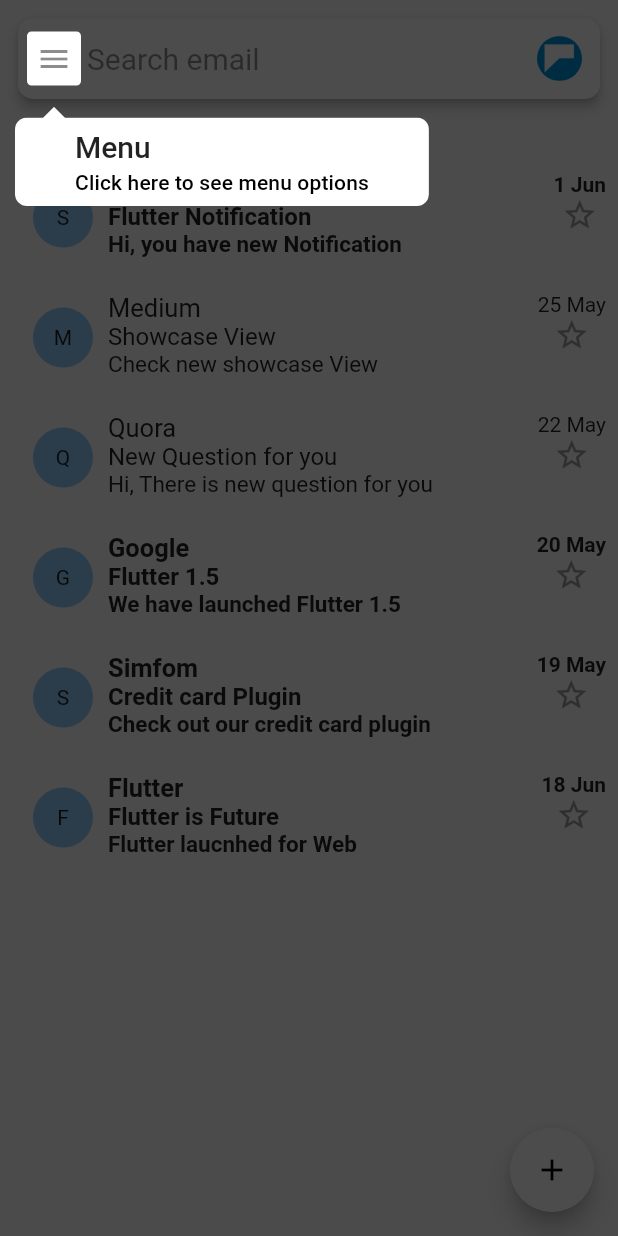
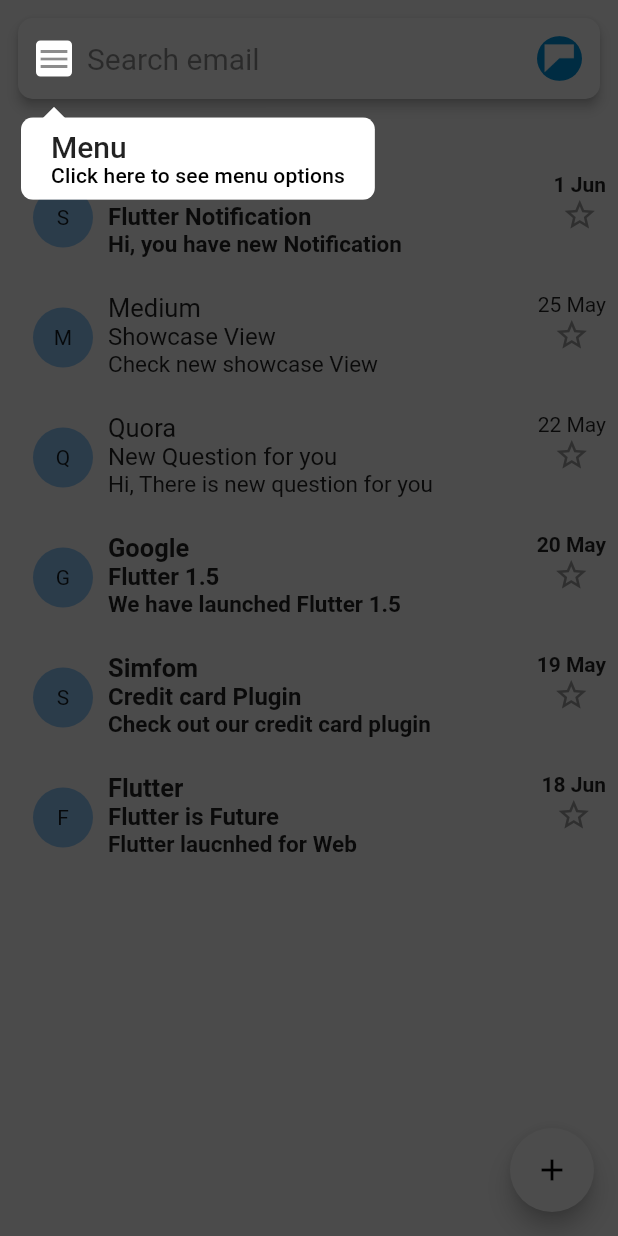
Before and after one commit to SimformSolutionsPvtLtd/flutter_showcaseview, a Flutter app: the screen it shows after launch, on a phone screen of 412 x 824 dp. Run offline on Flutter 3.47's test engine with Material 2 defaults, Android fonts, the phone set to English and light mode, and no system bars; statements that could not run were skipped.

Commit message:
UI Updates and tooltip view position update.

```diff
--- a/example/lib/main.dart
+++ b/example/lib/main.dart
@@ -80,6 +80,8 @@ class _MyHomePageState extends State<MyHomePage> {
               Align(
                 alignment: Alignment(0.5, 0.6),
                 child: TargetWidget.withWidget(
+                  cHeight: 200,
+                  cWidht: 200,
                   key: _two,
                   container: Text(
                     'Helloooow',
--- a/example/lib/second_file.dart
+++ b/example/lib/second_file.dart
@@ -28,10 +28,11 @@ class _MailPageState extends State<MailPage> {
   GlobalKey _two = GlobalKey();
   GlobalKey _three = GlobalKey();
   GlobalKey _four = GlobalKey();
+  GlobalKey _five = GlobalKey();
   @override
   Widget build(BuildContext context) {
-    WidgetsBinding.instance.addPostFrameCallback(
-        (_) => ShowCase.startShowCase(context, [_one, _two, _three, _four]));
+    WidgetsBinding.instance.addPostFrameCallback((_) =>
+        ShowCase.startShowCase(context, [_one, _two, _three, _four, _five]));
     return Scaffold(
       body: Container(
         child: SafeArea(
@@ -115,18 +116,111 @@ class _MailPageState extends State<MailPage> {
                   child: Container(
                     padding: EdgeInsets.symmetric(vertical: 10.0),
                     child: TargetWidget(
-                      key: _three,
-                      title: 'Mail',
-                      description: 'Click here to check mail',
-                      child: MailTile(
-                        Mail(
-                            sender: 'Slack',
-                            sub: 'Flutter Notification',
-                            msg: 'Hi, you have new Notification',
-                            date: '1 Jun',
-                            isUnread: true),
-                      ),
-                    ),
+                        key: _three,
+                        title: 'Mail',
+                        description: 'Click here to check mail',
+                        child: Row(
+                          crossAxisAlignment: CrossAxisAlignment.start,
+                          children: <Widget>[
+                            Expanded(
+                              child: Row(
+                                crossAxisAlignment: CrossAxisAlignment.start,
+                                children: <Widget>[
+                                  TargetWidget.withWidget(
+                                    key: _four,
+                                    cHeight: 80,
+                                    cWidht: 140,
+                                    shapeBorder: CircleBorder(),
+                                    showArrow: false,
+                                    container: Column(
+                                      crossAxisAlignment:
+                                          CrossAxisAlignment.start,
+                                      children: <Widget>[
+                                        Container(
+                                          width: 40.0,
+                                          height: 40.0,
+                                          decoration: new BoxDecoration(
+                                              shape: BoxShape.circle,
+                                              color: Colors.blue[200]),
+                                          child: Center(
+                                            child: Text('S'),
+                                          ),
+                                        ),
+                                        SizedBox(
+                                          height: 10,
+                                        ),
+                                        Text(
+                                          'Your sender\'s profile ',
+                                          style: TextStyle(color: Colors.white),
+                                        )
+                                      ],
+                                    ),
+                                    child: Container(
+                                      margin: EdgeInsets.all(10.0),
+                                      child: Container(
+                                        width: 40.0,
+                                        height: 40.0,
+                                        decoration: new BoxDecoration(
+                                            shape: BoxShape.circle,
+                                            color: Colors.blue[200]),
+                                        child: Center(
+                                          child: Text('S'),
+                                        ),
+                                      ),
+                                    ),
+                                  ),
+                                  Column(
+                                    crossAxisAlignment:
+                                        CrossAxisAlignment.start,
+                                    children: <Widget>[
+                                      Text(
+                                        'Slack',
+                                        style: TextStyle(
+                                            fontWeight: FontWeight.bold,
+                                            fontSize: 17.0),
+                                      ),
+                                      Text(
+                                        'Flutter Notification',
+                                        style: TextStyle(
+                                            fontWeight: FontWeight.bold,
+                                            fontSize: 16.0),
+                                      ),
+                                      Text(
+                                        'Hi, you have new Notification',
+                                        style: TextStyle(
+                                            fontWeight: FontWeight.bold,
+                                            fontSize: 15.0),
+                                      )
+                                    ],
+                                  )
+                                ],
+                              ),
+                            ),
+                            Column(
+                              children: <Widget>[
+                                Text(
+                                  '1 Jun',
+                                  style: TextStyle(
+                                    fontWeight: FontWeight.bold,
+                                  ),
+                                ),
+                                Icon(
+                                  Icons.star_border,
+                                  color: Colors.grey,
+                                )
+                              ],
+                            )
+                          ],
+                        )
+                        // MailTile(
+                        //   Mail(
+                        //       sender: 'Slack',
+                        //       sub: 'Flutter Notification',
+                        //       msg: 'Hi, you have new Notification',
+                        //       date: '1 Jun',
+                        //       isUnread: true),
+                        // ),
+                        ),
                   ),
                 ),
                 Container(
@@ -205,7 +299,7 @@ class _MailPageState extends State<MailPage> {
         ),
       ),
       floatingActionButton: TargetWidget(
-        key: _four,
+        key: _five,
         title: 'Compose Mail',
         description: 'Click here to compose mail',
         shapeBorder: CircleBorder(),
--- a/lib/get_position.dart
+++ b/lib/get_position.dart
@@ -9,14 +9,14 @@ class GetPosition {
     final topLeft = box.size.topLeft(box.localToGlobal(const Offset(0.0, 0.0)));
     final bottomRight =
         box.size.bottomRight(box.localToGlobal(const Offset(0.0, 0.0)));
-    double l = topLeft.dx;
-    double t = topLeft.dy;
-    double r = bottomRight.dx;
-    double b = bottomRight.dy;
-    double space = 6 ;
-    if (l == 0 || t == 0 || r == 0 || b == 0) {
-      space = 0;
-    }
+    // double l = topLeft.dx;
+    // double t = topLeft.dy;
+    // double r = bottomRight.dx;
+    // double b = bottomRight.dy;
+    double space = 0 ;
+    // if (l == 0 || t == 0 || r == 0 || b == 0) {
+    //   space = 0;
+    // }
     Rect rect = Rect.fromLTRB(
       topLeft.dx - space,
       topLeft.dy - space,
--- a/lib/target_widget.dart
+++ b/lib/target_widget.dart
@@ -20,6 +20,8 @@ class TargetWidget extends StatefulWidget {
   final Color tooltipColor;
   final Color textColor;
   final bool showArrow;
+  final double cHeight;
+  final double cWidht;
 
   const TargetWidget({
     this.key,
@@ -35,6 +37,8 @@ class TargetWidget extends StatefulWidget {
     this.tooltipColor,
     this.textColor,
     this.showArrow,
+    this.cHeight,
+    this.cWidht
   });
 
   const TargetWidget.withWidget({
@@ -51,6 +55,8 @@ class TargetWidget extends StatefulWidget {
     this.tooltipColor,
     this.textColor,
     this.showArrow,
+    @required  this.cHeight,
+    @required  this.cWidht
   });
 
   @override
@@ -199,6 +205,8 @@ class _TargetWidgetState extends State<TargetWidget>
               tooltipColor: widget.tooltipColor ?? Colors.white,
               textColor: widget.textColor ?? Colors.black,
               showArrow: widget.showArrow ?? true,
+              cHeight: widget.cHeight,
+              cWidht: widget.cWidht,
             ),
           ],
         ),
--- a/lib/tooltip_widget.dart
+++ b/lib/tooltip_widget.dart
@@ -14,12 +14,12 @@ class Content extends StatelessWidget {
   final Color tooltipColor;
   final Color textColor;
   final bool showArrow;
-  final double cHeight = 200;
-  final double cWidht = 200;
+  final double cHeight;
+  final double cWidht;
   static bool isArrowUp;
 
-  Content({
-    this.position,
+  Content(
+      {this.position,
       this.offset,
       this.screenSize,
       this.title,
@@ -31,7 +31,8 @@ class Content extends StatelessWidget {
       this.tooltipColor,
       this.textColor,
       this.showArrow,
-  });
+      this.cHeight,
+      this.cWidht});
 
   bool isCloseToTopOrBottom(Offset position) {
     double height = 120;
@@ -50,7 +51,7 @@ class Content extends StatelessWidget {
   }
 
   double _getTooltipWidth() {
-    double width = 80;
+    double width = 40;
     width += (description.length * 6);
     return width;
   }
@@ -72,15 +73,24 @@ class Content extends StatelessWidget {
         leftPadding = (screenSize.width - 20) - _getTooltipWidth();
       }
       return leftPadding;
+    } else if (!(_isRight())) {
+      return position.getCenter() - (_getTooltipWidth() * 0.5);
+    } else {
+      return null;
     }
+  }
+
+  double _getRight() {
     if (_isRight()) {
-      double rightPadding = position.getCenter() - (_getTooltipWidth() * 0.1);
+      double rightPadding = position.getCenter() + (_getTooltipWidth() / 2);
       if (rightPadding + _getTooltipWidth() > screenSize.width) {
-        rightPadding = (screenSize.width - 20) - _getTooltipWidth();
+        rightPadding = 20;
       }
       return rightPadding;
+    } else if (!(_isLeft())) {
+      return position.getCenter() - (_getTooltipWidth() * 0.5);
     } else {
-      return position.getCenter() - (_getTooltipWidth() * 0.5);
+      return null;
     }
   }
 
@@ -88,6 +98,8 @@ class Content extends StatelessWidget {
     double space = position.getCenter() - (cWidht / 2);
     if (space + cWidht > screenSize.width) {
       space = screenSize.width - cWidht - 8;
+    } else if (space < (cWidht / 2)) {
+      space = 16;
     }
     return space;
   }
@@ -111,13 +123,13 @@ class Content extends StatelessWidget {
     }
 
     if (container == null) {
-      double leftPos = _getLeft();
       return Stack(
         children: <Widget>[
           showArrow ? _getArrow(contentOffsetMultiplier) : Container(),
           Positioned(
             top: contentY,
-            left: leftPos,
+            left: _getLeft(),
+            right: _getRight(),
             child: FractionalTranslation(
               translation: Offset(0.0, contentFractionalOffset),
               child: SlideTransition(
@@ -133,13 +145,13 @@ class Content extends StatelessWidget {
                     child: ClipRRect(
                       borderRadius: BorderRadius.circular(8.0),
                       child: Container(
-                        padding: EdgeInsets.only(left: 40, right: 40),
+                        padding: EdgeInsets.only(left: 20, right: 20),
                         color: tooltipColor,
                         child: Column(
                           crossAxisAlignment: CrossAxisAlignment.start,
                           children: <Widget>[
                             Padding(
-                              padding: const EdgeInsets.only(bottom: 4, top: 8),
+                              padding: const EdgeInsets.only(bottom: 0, top: 8),
                               child: Text(
                                 title,
                                 style: titleTextStyle ??
@@ -187,6 +199,7 @@ class Content extends StatelessWidget {
                         padding: EdgeInsets.only(
                             top: padingTop, bottom: padingBottom),
                         child: Container(
+                          color: Colors.transparent,
                           height: cHeight,
                           width: cWidht,
                           child: Center(
```
Also changed, not shown: 1 other file. Lines whose indentation alone changed are shown as unchanged.
